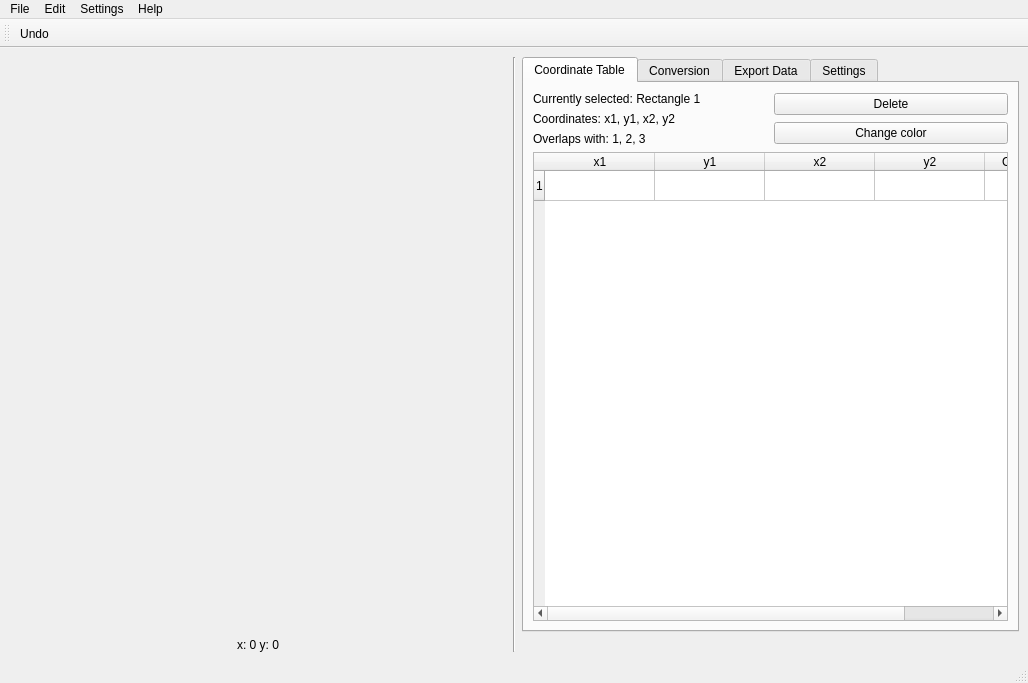
First picture: the form in src/main/resources/base/rectmap.ui, repository lgactna/RectangleMappingTool, before the edit.
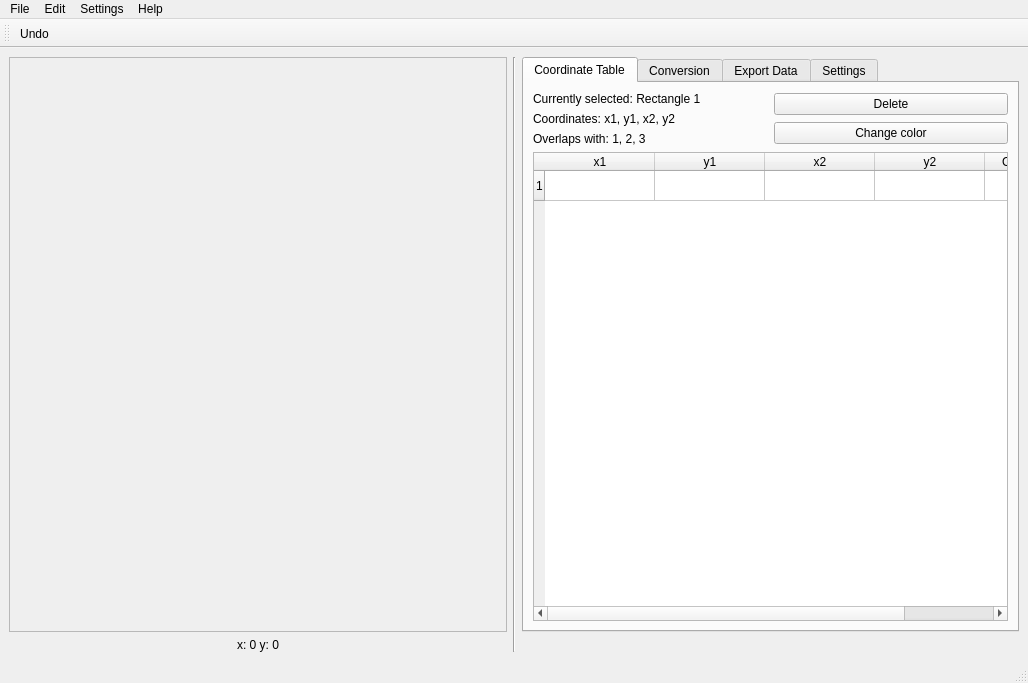
Second picture: the form after the edit.

Commit message: setup qscrollarea for oversized imgs

Diff of the .ui file:
```diff
--- a/src/main/resources/base/rectmap.ui
+++ b/src/main/resources/base/rectmap.ui
@@ -18,22 +18,6 @@
   </property>
   <widget class="QWidget" name="centralwidget">
    <layout class="QGridLayout" name="gridLayout">
-    <item row="0" column="0">
-     <widget class="QWidget" name="container_left" native="true">
-      <property name="sizePolicy">
-       <sizepolicy hsizetype="Expanding" vsizetype="Expanding">
-        <horstretch>0</horstretch>
-        <verstretch>0</verstretch>
-       </sizepolicy>
-      </property>
-      <property name="minimumSize">
-       <size>
-        <width>400</width>
-        <height>300</height>
-       </size>
-      </property>
-     </widget>
-    </item>
     <item row="1" column="0">
      <widget class="QLabel" name="coord_label">
       <property name="text">
@@ -585,6 +569,23 @@
       </widget>
      </widget>
     </item>
+    <item row="0" column="0">
+     <widget class="QScrollArea" name="container_left">
+      <property name="widgetResizable">
+       <bool>true</bool>
+      </property>
+      <widget class="QWidget" name="scrollAreaWidgetContents">
+       <property name="geometry">
+        <rect>
+         <x>0</x>
+         <y>0</y>
+         <width>493</width>
+         <height>559</height>
+        </rect>
+       </property>
+      </widget>
+     </widget>
+    </item>
    </layout>
    <zorder>line</zorder>
    <zorder>coord_label</zorder>
```
Left out of the diff: 4 changed lines with no effect on the pictures. The commit also changes 2 other files.
